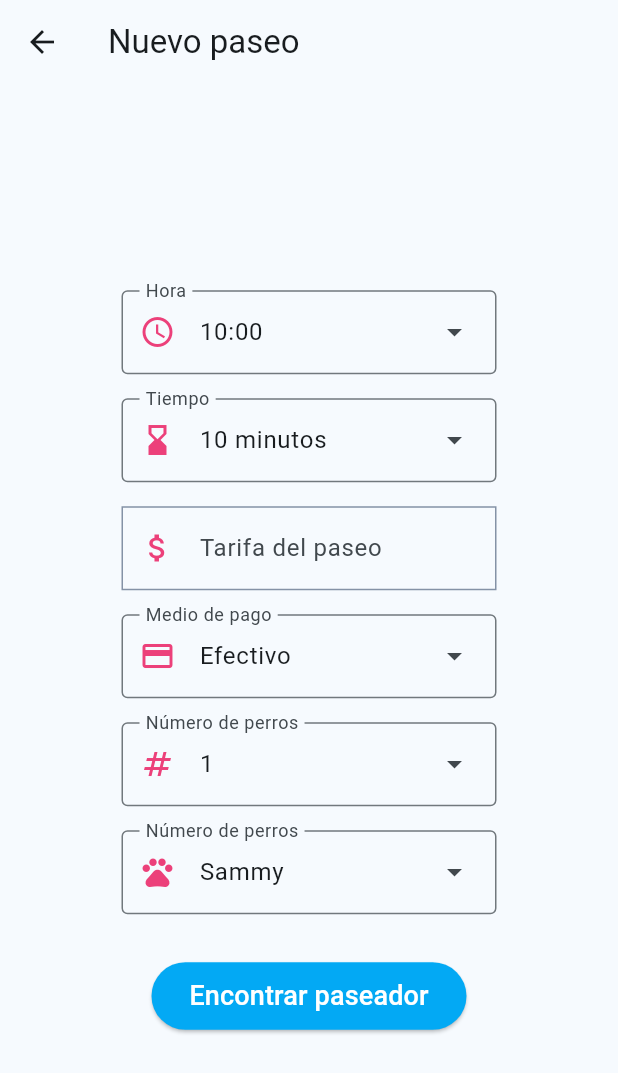
After one commit to MarianaNV10/PetsGo, a Flutter app: the NewWalkPage screen opened directly, after a tap on "Encontrar paseador", on a phone screen of 412 x 824 dp. The commit adds this screen. Shown: the top 1073 px of the screen. Run offline on Flutter 3.47's test engine with Material 3 defaults, Android fonts, the phone set to English and light mode, and no system bars; our stand-ins replace file_picker, image_picker; missing offline and left inert: flutter_google_places, google_maps_webservice.

Commit message:
Se crea la página para solicitar un nuevo paseo en el home del dueño de perros.

```diff
--- /dev/null
+++ b/lib/pages/new_walk_page.dart
@@ -0,0 +1,233 @@
+import 'package:flutter/material.dart';
+import 'package:flutter_google_places/flutter_google_places.dart';
+import 'package:google_maps_webservice/places.dart';
+
+
+class NewWalkPage extends StatefulWidget {
+  const NewWalkPage({super.key});
+
+  @override
+  State<NewWalkPage> createState() => _NewWalkPageState();
+}
+
+class _NewWalkPageState extends State<NewWalkPage> {
+
+  void didChangeDependencies(){ //Se llama esta función cada que se abre la página
+    super.didChangeDependencies();
+    membershipFunction();
+  }
+
+
+  final bool banMem = false;
+
+  List<String> _walkDuration = ['10 minutos', '15 minutos', '20 minutos', '25 minutos',
+  '30 minutos', '35 minutos', '40 minutos', '45 minutos', '50 minutos', '55 minutos', '60 minutos'];
+
+  List<String> _walkTime = ['7:00', '7:30', '8:00', '8:30', '9:00', '9:30', '10:00', '10:30',
+    '11:00', '11:30', '12:00', '12:30', '13:00', '13:30', '14:00', '14:30', '15:00', '15:30', '16:00', '16:30',
+    '17:00', '17:30', '18:00', '18:30', '19:00', '19:30', '20:00', '20:30', '21:00'];
+
+  List<String> _numDogs = ['1', '2', '3'];
+
+  List<String> _selectedDog = ['Sammy'];
+
+  final List<String> _payment = ['Efectivo', 'Transferencia'];
+
+  final _walkPrice = TextEditingController();
+  final _locationWalk = TextEditingController();
+
+
+  void membershipFunction (){
+    if (banMem == false){
+      _walkDuration = ['10 minutos', '15 minutos', '20 minutos', '25 minutos', '30 minutos'];
+      _walkTime = ['10:00', '10:30', '11:00', '11:30', '12:00', '12:30', '13:00', '13:30',
+        '14:00', '14:30', '15:00'];
+      _numDogs = ['1'];
+    }
+  }
+
+  @override
+  Widget build(BuildContext context) {
+    return Scaffold(
+      appBar: AppBar(
+        title: const Text("Nuevo paseo"),
+      ),
+      body: Padding(
+        padding: const EdgeInsets.symmetric(horizontal: 16.0, vertical: 16.0),
+        child: Center(
+          child: SingleChildScrollView(
+            child: Column(
+              mainAxisAlignment: MainAxisAlignment.center,
+              children: <Widget>[
+                DropdownMenu<String>(
+                  width: 250,
+                  hintText: 'Hora del paseo',
+                  initialSelection: _walkTime[0],
+                  enableFilter: true,
+                  requestFocusOnTap: true,
+                  leadingIcon: const Icon(Icons.access_time, color: Color(0xFFEC407A),),
+                  label: const Text('Hora'),
+                  onSelected: (String? event){
+                    setState(() {
+
+                    });
+                  },
+                  dropdownMenuEntries: _walkTime.map<DropdownMenuEntry<String>>((String event) {
+                    return DropdownMenuEntry<String>(
+                      value: event,
+                      label: event,
+                    );
+                  }).toList(),
+                ),
+                const SizedBox(
+                  height: 16.0,
+                ),
+                DropdownMenu<String>(
+                  width: 250,
+                  hintText: 'Tiempo del paseo',
+                  initialSelection: _walkDuration[0],
+                  enableFilter: true,
+                  requestFocusOnTap: true,
+                  leadingIcon: const Icon(Icons.hourglass_bottom, color: Color(0xFFEC407A),),
+                  label: const Text('Tiempo'),
+                  onSelected: (String? event){
+                    setState(() {
+
+                    });
+                  },
+                  dropdownMenuEntries: _walkDuration.map<DropdownMenuEntry<String>>((String event) {
+                    return DropdownMenuEntry<String>(
+                      value: event,
+                      label: event,
+                    );
+                  }).toList(),
+                ),
+                const SizedBox(
+                  height: 16.0,
+                ),
+                SizedBox(
+                  width: 250,
+                  child: TextFormField(
+                    controller: _walkPrice,
+                    decoration: InputDecoration(
+                      prefixIcon: const Icon(Icons.attach_money),
+                      prefixIconColor: const Color(0xFFEC407A),
+                      enabledBorder: OutlineInputBorder(
+                        borderRadius: BorderRadius.circular(0.0),
+                        borderSide: const BorderSide(
+                          color: Color(0xFF8492A6),
+                        ),
+                      ),
+                      focusedBorder: OutlineInputBorder(
+                        borderRadius: BorderRadius.circular(0.0),
+                        borderSide: const BorderSide(
+                          color: Color(0xFF1565C0),
+                        ),
+                      ),
+                      labelText: 'Tarifa del paseo',
+                    ),
+                  ),
+                ),
+                const SizedBox(
+                  height: 16.0,
+                ),
+                DropdownMenu<String>(
+                  width: 250,
+                  hintText: 'Medio de pago',
+                  initialSelection: _payment[0],
+                  enableFilter: true,
+                  requestFocusOnTap: true,
+                  leadingIcon: const Icon(Icons.payment, color: Color(0xFFEC407A),),
+                  label: const Text('Medio de pago'),
+                  onSelected: (String? event){
+                    setState(() {
+
+                    });
+                  },
+                  dropdownMenuEntries: _payment.map<DropdownMenuEntry<String>>((String event) {
+                    return DropdownMenuEntry<String>(
+                      value: event,
+                      label: event,
+                    );
+                  }).toList(),
+                ),
+                const SizedBox(
+                  height: 16.0,
+                ),
+                DropdownMenu<String>(
+                  width: 250,
+                  hintText: 'Número de perros',
+                  initialSelection: _numDogs[0],
+                  enableFilter: true,
+                  requestFocusOnTap: true,
+                  leadingIcon: const Icon(Icons.numbers, color: Color(0xFFEC407A),),
+                  label: const Text('Número de perros'),
+                  onSelected: (String? event){
+                    setState(() {
+
+                    });
+                  },
+                  dropdownMenuEntries: _numDogs.map<DropdownMenuEntry<String>>((String event) {
+                    return DropdownMenuEntry<String>(
+                      value: event,
+                      label: event,
+                    );
+                  }).toList(),
+                ),
+                const SizedBox(
+                  height: 16.0,
+                ),
+                DropdownMenu<String>(
+                  width: 250,
+                  hintText: 'Seleccionar perro',
+                  initialSelection: _selectedDog[0],
+                  enableFilter: true,
+                  requestFocusOnTap: true,
+                  //leadingIcon: const Image(
+                  //  image: AssetImage('assets/images/bone2.png'),
+                  //  color: Color(0xFFEC407A),
+                  //),
+                  leadingIcon: const Icon(Icons.pets, color: Color(0xFFEC407A),),
+                  label: const Text('Número de perros'),
+                  onSelected: (String? event){
+                    setState(() {
+
+                    });
+                  },
+                  dropdownMenuEntries: _selectedDog.map<DropdownMenuEntry<String>>((String event) {
+                    return DropdownMenuEntry<String>(
+                      value: event,
+                      label: event,
+                    );
+                  }).toList(),
+                ),
+                const SizedBox(
+                  height: 32.0,
+                ),
+                SizedBox(
+                  width: 210,
+                  height: 45,
+                  child: ElevatedButton(
+                    onPressed: (){
+
+                    },
+                    style: ElevatedButton.styleFrom(
+                      backgroundColor: Colors.lightBlue,
+                    ),
+                    child: const Text(
+                      'Encontrar paseador',
+                      style: TextStyle(
+                        color: Colors.white,
+                        fontSize: 18,
+                      ),
+                    ),
+                  ),
+                ),
+              ],
+            ),
+          ),
+        ),
+      ),
+    );
+  }
+}
--- a/lib/pages/owner_init_page.dart
+++ b/lib/pages/owner_init_page.dart
@@ -1,5 +1,6 @@
 import 'package:flutter/material.dart';
 import 'package:petsgo/pages/membership_page.dart';
+import 'package:petsgo/pages/new_walk_page.dart';
 import 'package:petsgo/pages/profile_owner_page.dart';
 
 class OwnerInitPage extends StatefulWidget {
@@ -24,7 +25,7 @@ class _OwnerInitPageState extends State<OwnerInitPage> {
   }
 
   void _onNewWalkButtonClicked(){
-
+    Navigator.push(context, MaterialPageRoute(builder: (context) => const NewWalkPage()));
   }
 
   void _onWalksButtonClicked(){
--- a/pubspec.yaml
+++ b/pubspec.yaml
@@ -32,7 +32,8 @@ dependencies:
     sdk: flutter
 
   image_picker: ^1.0.7
-  file_picker: ^6.2.0
+  file_picker: ^8.0.0+1
+  flutter_google_places: ^0.3.0
 
 
   # The following adds the Cupertino Icons font to your application.
@@ -48,7 +49,7 @@ dev_dependencies:
   # activated in the `analysis_options.yaml` file located at the root of your
   # package. See that file for information about deactivating specific lint
   # rules and activating additional ones.
-  flutter_lints: ^2.0.0
+  flutter_lints: ^3.0.1
 
 # For information on the generic Dart part of this file, see the
 # following page: https://dart.dev/tools/pub/pubspec
```
Also changed, not shown: assets/images/bone2.png (added), pubspec.lock, 1 other file.
